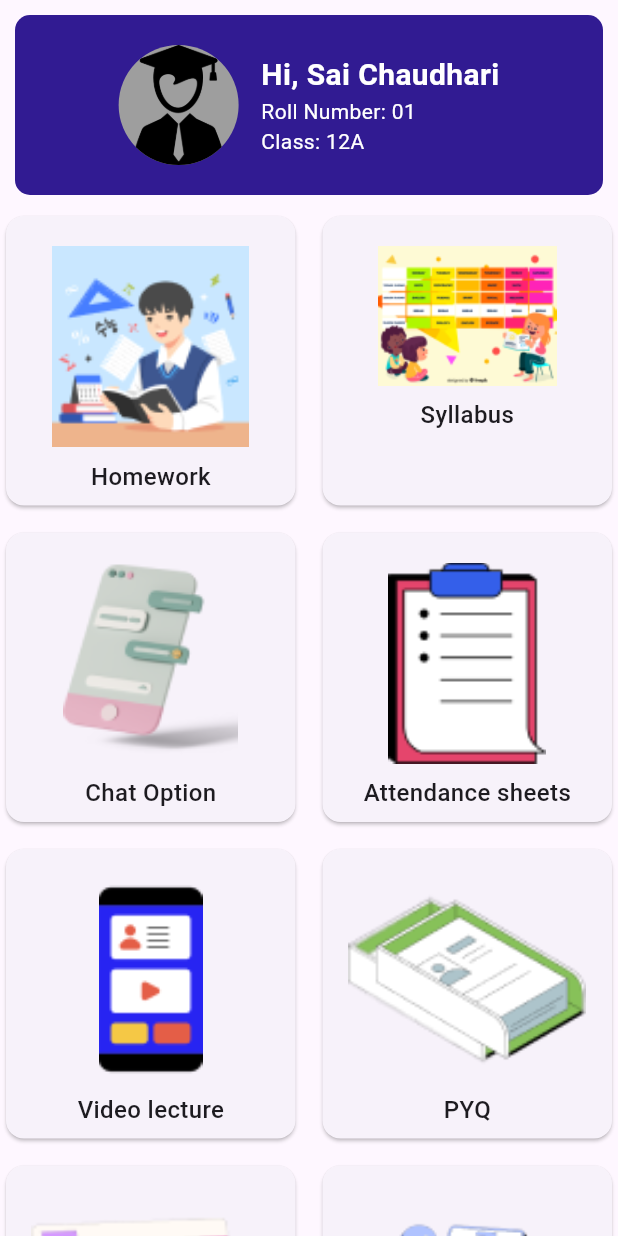
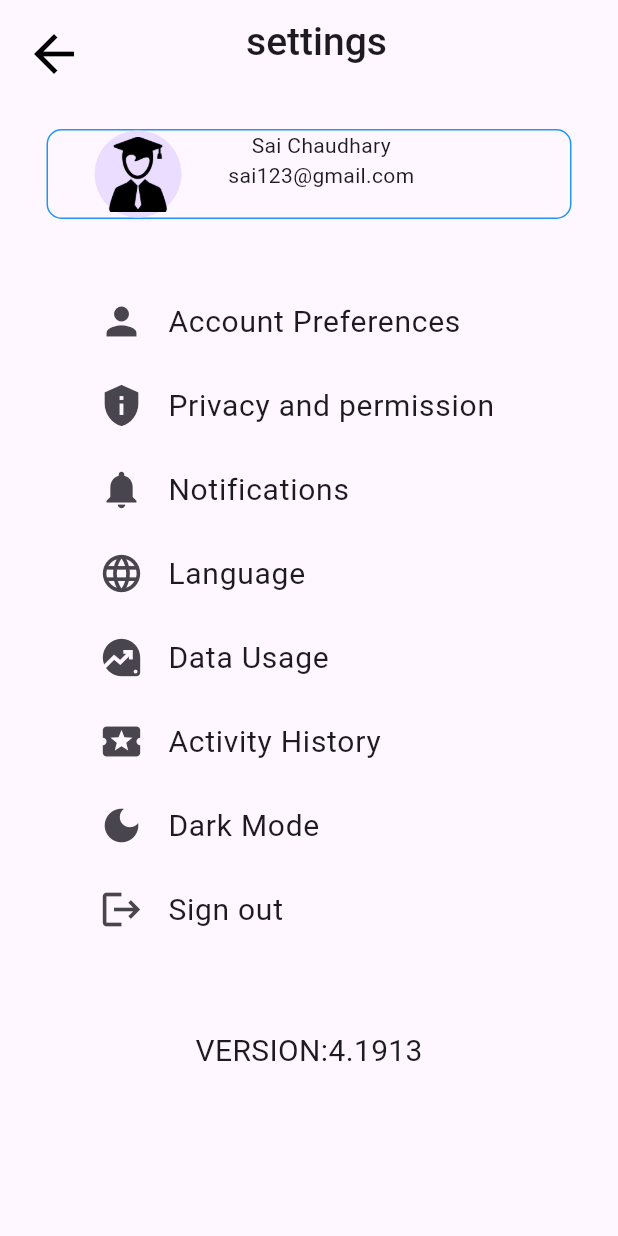
Before and after one commit to Komalanap07/Dg-application, a Flutter app: the Dash screen opened directly, in the side drawer, after a tap on "Setting", on a phone screen of 412 x 824 dp. Run offline on Flutter 3.47's test engine with Material 3 defaults, Android fonts, the light colour scheme and no system bars.

Commit message:
Initial commit

```diff
--- a/lib/Dashboard2.dart
+++ b/lib/Dashboard2.dart
@@ -2,7 +2,9 @@
 
 import 'package:dgapk/Syllabus.dart';
 import 'package:dgapk/homework.dart';
+import 'package:dgapk/logout.dart';
 import 'package:dgapk/profile.dart';
+import 'package:dgapk/settings.dart';
 
 import 'package:flutter/material.dart';
 
@@ -68,7 +70,10 @@ class _DashState extends State<Dash> {
                   leading: const Icon(Icons.settings, size: (30)),
                   title: const Text('Setting'),
                   onTap: () {
-                    Navigator.pop(context);
+                    Navigator.push(
+                        context,
+                        MaterialPageRoute(builder: (context) => settings()),
+                      );
                   },
                 ),
               ),
@@ -77,7 +82,10 @@ class _DashState extends State<Dash> {
                   leading: const Icon(Icons.logout, size: (30)),
                   title: const Text('Logout'),
                   onTap: () {
-                    Navigator.pop(context);
+                    Navigator.push(
+                        context,
+                        MaterialPageRoute(builder: (context) => Logout()),
+                      );
                   },
                 ),
               ),
--- /dev/null
+++ b/lib/settings.dart
@@ -0,0 +1,155 @@
+import 'package:flutter/material.dart';
+import 'Dashboard2.dart';
+
+class settings extends StatefulWidget {
+  const settings({super.key});
+
+  @override
+  State<settings> createState() => _settingsState();
+}
+
+class _settingsState extends State<settings> {
+  @override
+  Widget build(BuildContext context) {
+    return Scaffold(
+      appBar: AppBar(
+        // backgroundColor: Colors.red,
+        leading: Padding(
+          padding: const EdgeInsets.all(8.0),
+          child: IconButton(
+                    iconSize: 40.0,
+                    color: Colors.black,
+                    icon: Icon(Icons.arrow_back),
+                    onPressed: () {
+                      Navigator.push(
+                        context,
+                        MaterialPageRoute(builder: (context) => Dash()),
+                      );
+                    },
+                  ),
+        ),
+        titleSpacing: 100,
+        title: Padding(
+          padding: const EdgeInsets.all(8.0),
+          child: Text(
+            'settings',
+            style: TextStyle(fontSize: 26, fontWeight: FontWeight.w500),
+          ),
+        ),
+      ),
+      body: Container(
+        height: double.infinity,
+        width: double.infinity,
+        // color: Colors.blue,
+        child: Column(
+          children: [SizedBox(height: 30,),
+            Container(
+
+              height: 60,
+              width: 350,
+              decoration: BoxDecoration(
+                  borderRadius: BorderRadius.circular(10),
+                  border: Border.all(color: Colors.blue)
+                  //  color: Colors.amber,
+                  ),
+              child: Row(
+                children: [
+                  CircleAvatar(
+                    radius: 60,
+                    child: Image.asset('assets/avator.png', height: 50),
+                  ),
+                  Column(
+                    children: [Text('Sai Chaudhary'), Text('sai123@gmail.com')],
+                  )
+                ],
+              ),
+            ),
+            Container(
+                height: 500,
+                width: 400,
+                margin: EdgeInsets.only(left: 50,top: 40),
+                // color: Colors.amber,
+                child: ListView(
+
+                  children: [
+                    ListTile(
+                        leading: Icon(
+                          Icons.person,
+                          size: 30,
+                        ),
+                        title: Text(
+                          'Account Preferences',
+                          style: TextStyle(fontSize: 20),
+                        )),
+                    ListTile(
+                        leading: Icon(
+                          Icons.privacy_tip,
+                          size: 30,
+                        ),
+                        title: Text(
+                          'Privacy and permission',
+                          style: TextStyle(fontSize: 20),
+                        )),
+                    ListTile(
+                        leading: Icon(
+                          Icons.notifications,
+                          size: 30,
+                        ),
+                        title: Text(
+                          'Notifications',
+                          style: TextStyle(fontSize: 20),
+                        )),
+                    ListTile(
+                        leading: Icon(
+                          Icons.language,
+                          size: 30,
+                        ),
+                        title: Text(
+                          'Language',
+                          style: TextStyle(fontSize: 20),
+                        )),
+                    ListTile(
+                        leading: Icon(
+                          Icons.data_exploration,
+                          size: 30,
+                        ),
+                        title: Text(
+                          'Data Usage',
+                          style: TextStyle(fontSize: 20),
+                        )),
+                    ListTile(
+                        leading: Icon(
+                          Icons.local_activity,
+                          size: 30,
+                        ),
+                        title: Text(
+                          'Activity History',
+                          style: TextStyle(fontSize: 20),
+                        )),
+                    ListTile(
+                        leading: Icon(
+                          Icons.dark_mode,
+                          size: 30,
+                        ),
+                        title: Text(
+                          'Dark Mode',
+                          style: TextStyle(fontSize: 20),
+                        )),
+                    ListTile(
+                        leading: Icon(
+                          Icons.logout,
+                          size: 30,
+                        ),
+                        title: Text(
+                          'Sign out',
+                          style: TextStyle(fontSize: 20),
+                        )),
+                  ],
+                )),
+                Text('VERSION:4.1913',style: TextStyle(fontSize: 20),)
+          ],
+        ),
+      ),
+    );
+  }
+}
```
Also changed, not shown: lib/eng_homework.dart (+182 -169 lines), lib/logout.dart (added, +81 -0 lines).
